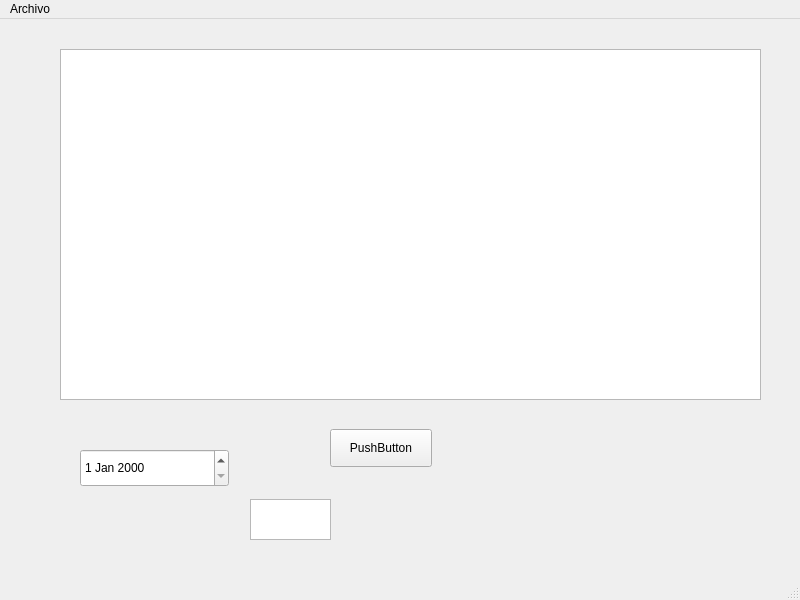
First picture: the form in infomesasmain.ui, repository waltermas-gitter/infomesas-gui, before the edit.
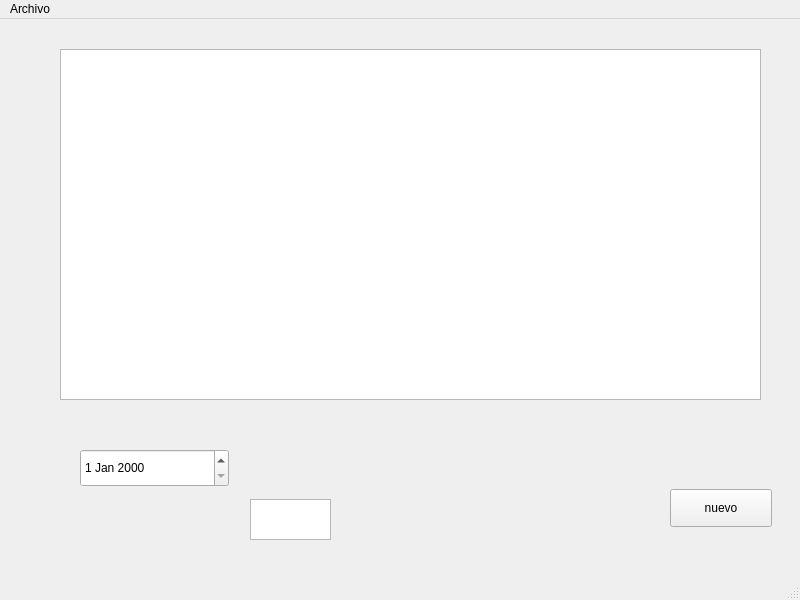
Second picture: the form after the edit.

Commit message: sigo guardando items de pedido

What changed in the file:
```diff
--- a/infomesasmain.ui
+++ b/infomesasmain.ui
@@ -17,14 +17,14 @@
    <widget class="QPushButton" name="pushButton">
     <property name="geometry">
      <rect>
-      <x>330</x>
-      <y>410</y>
+      <x>670</x>
+      <y>470</y>
       <width>102</width>
       <height>38</height>
      </rect>
     </property>
     <property name="text">
-     <string>PushButton</string>
+     <string>nuevo</string>
     </property>
    </widget>
    <widget class="QTableWidget" name="pedidosTableWidget">
```
Left out of the diff: 2 changed lines with no effect on the pictures. The commit also changes 2 other files.
